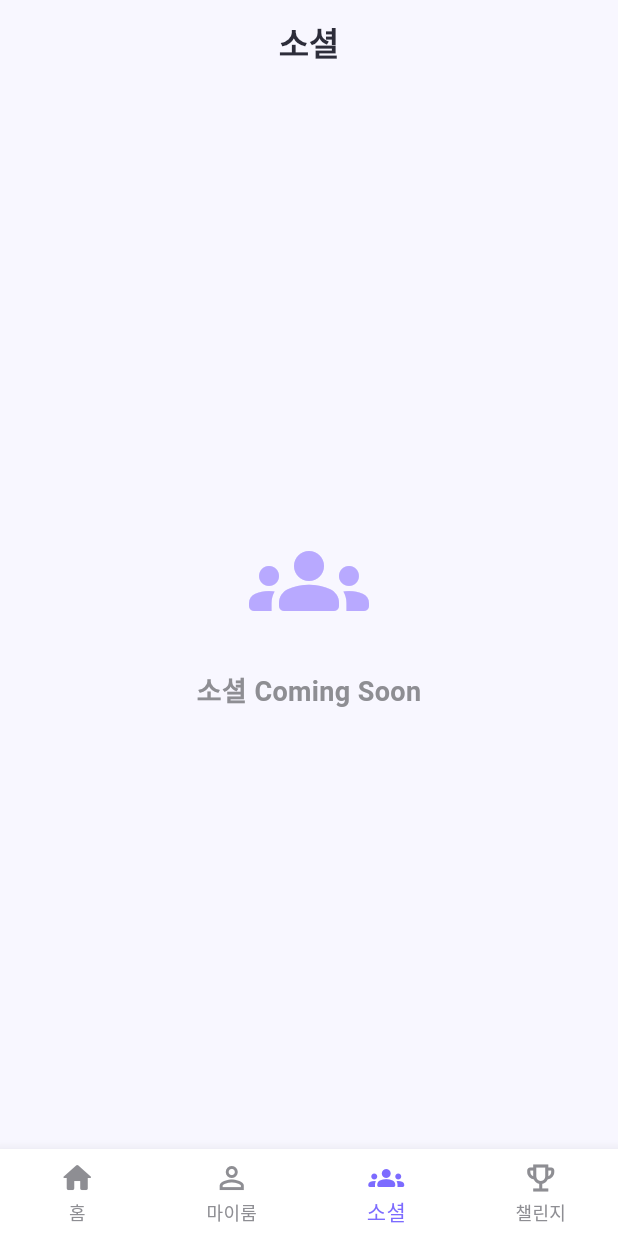
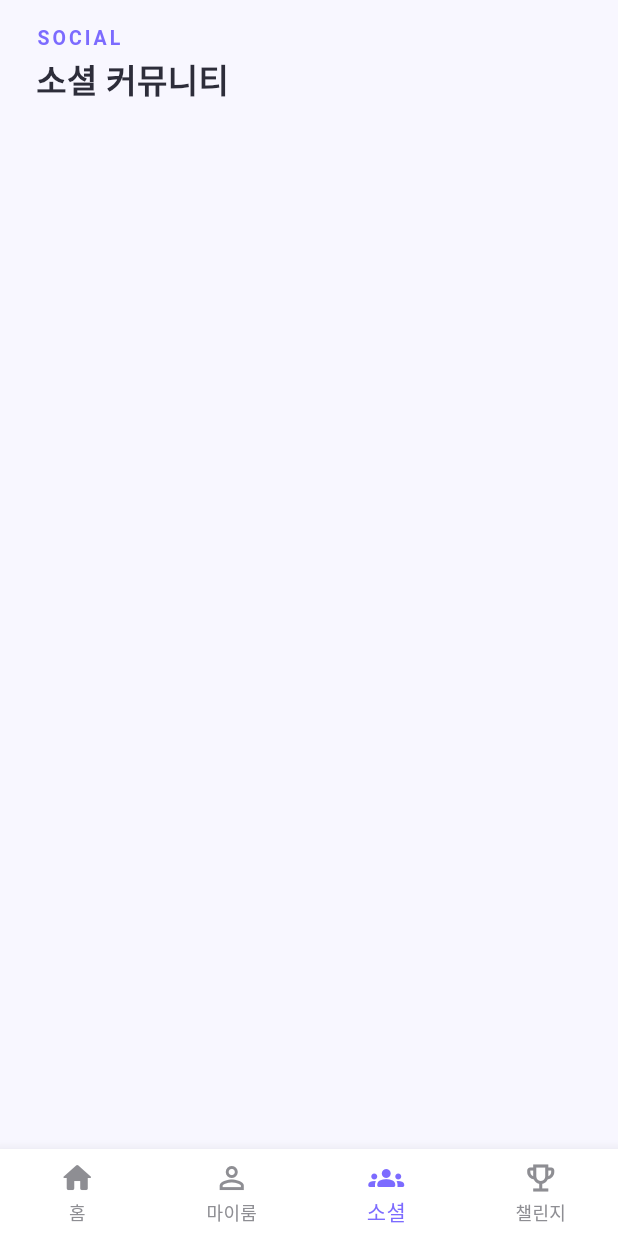
Before and after one commit to teaywood/runway-app, a Flutter app: the screen it shows after launch, item 3 of the bottom bar chosen, on a phone screen of 412 x 824 dp. Run offline on Flutter 3.47's test engine with Material 3 defaults, Android fonts, the light colour scheme and no system bars; Roboto replaces fonts that are missing (Pretendard).

Commit message:
implement: social_screen

```diff
--- /dev/null
+++ b/runway/lib/screen/social_screen/social_screen.dart
@@ -0,0 +1,139 @@
+import 'package:flutter/material.dart';
+
+import '../../core/app_theme.dart';
+
+class SocialScreen extends StatelessWidget {
+  const SocialScreen({super.key});
+
+  @override
+  Widget build(BuildContext context) {
+    return Scaffold(
+      backgroundColor: AppColors.roomBackground,
+      body: SafeArea(
+        child: Stack(
+          children: [
+            // // ── Layer 1. 런웨이 트랙 공간감 배경 ──
+            // const Positioned.fill(child: _RoomStageBackground()),
+
+            // // ── Layer 2. 전신 아바타 전시 ──
+            // const Positioned.fill(
+            //   child: Align(
+            //     alignment: Alignment(0, -0.15),
+            //     child: RoomAvatarViewer(),
+            //   ),
+            // ),
+
+            // ── Layer 3. 상단 타이틀 ──
+            const Positioned(top: 16, left: 24, child: _RoomHeader()),
+
+            // ── Layer 4. 하단 액션 버튼 ──
+            // Positioned(
+            //   left: 0,
+            //   right: 0,
+            //   bottom: 28,
+            //   child: RoomActionButtons(
+            //     onTapDressUp: () => _openCloset(context),
+            //     onTapTrophy: () => _openTrophyRoom(context),
+            //   ),
+            // ),
+          ],
+        ),
+      ),
+    );
+  }
+}
+
+/// 런웨이 트랙 느낌의 3D 공간감 배경 (Soft Light + Gradient)
+// class _RoomStageBackground extends StatelessWidget {
+//   const _RoomStageBackground();
+
+//   @override
+//   Widget build(BuildContext context) {
+//     return DecoratedBox(
+//       decoration: const BoxDecoration(
+//         gradient: LinearGradient(
+//           begin: Alignment.topCenter,
+//           end: Alignment.bottomCenter,
+//           colors: [
+//             AppColors.stageGlowTop,
+//             AppColors.stageGlowMid,
+//             AppColors.roomBackground,
+//           ],
+//           stops: [0.0, 0.55, 1.0],
+//         ),
+//       ),
+//       child: Stack(
+//         children: [
+//           // 중앙 스포트라이트 (Soft Light)
+//           Align(
+//             alignment: const Alignment(0, -0.2),
+//             child: Container(
+//               width: 320,
+//               height: 320,
+//               decoration: const BoxDecoration(
+//                 shape: BoxShape.circle,
+//                 gradient: RadialGradient(
+//                   colors: [AppColors.stageGlowTop, AppColors.stageGlowMid],
+//                   stops: [0.2, 1.0],
+//                 ),
+//               ),
+//             ),
+//           ),
+
+//           // 바닥 런웨이 트랙 (타원형 무대)
+//           Align(
+//             alignment: const Alignment(0, 0.62),
+//             child: Container(
+//               width: 280,
+//               height: 90,
+//               decoration: BoxDecoration(
+//                 color: AppColors.stageFloor,
+//                 borderRadius: BorderRadius.circular(140),
+//                 boxShadow: const [
+//                   BoxShadow(
+//                     color: AppColors.shadowSoft,
+//                     blurRadius: 40,
+//                     spreadRadius: 4,
+//                     offset: Offset(0, 12),
+//                   ),
+//                 ],
+//               ),
+//             ),
+//           ),
+//         ],
+//       ),
+//     );
+//   }
+// }
+
+/// 상단 타이틀 헤더
+class _RoomHeader extends StatelessWidget {
+  const _RoomHeader();
+
+  @override
+  Widget build(BuildContext context) {
+    return Column(
+      crossAxisAlignment: CrossAxisAlignment.start,
+      children: [
+        Text(
+          'SOCIAL',
+          style: TextStyle(
+            fontSize: 13,
+            fontWeight: FontWeight.w700,
+            letterSpacing: 2.0,
+            color: AppColors.primary,
+          ),
+        ),
+        SizedBox(height: 2),
+        Text(
+          '소셜 커뮤니티',
+          style: TextStyle(
+            fontSize: 22,
+            fontWeight: FontWeight.w800,
+            color: AppColors.textPrimary,
+          ),
+        ),
+      ],
+    );
+  }
+}
--- a/runway/lib/shared/widgets/main_screen.dart
+++ b/runway/lib/shared/widgets/main_screen.dart
@@ -2,6 +2,7 @@
 import 'package:flutter/material.dart';
 import '../../screen/run_screen/home/home_screen.dart';
 import '../../screen/my_room/my_room_screen.dart';
+import '../../screen/social_screen/social_screen.dart';
 import 'placeholder_screen.dart';
 
 class MainScreen extends StatefulWidget {
@@ -24,7 +25,7 @@
   static final List<Widget> _screens = [
     const HomeScreen(),
     const MyRoomScreen(),
-    const PlaceholderScreen(title: '소셜',   icon: Icons.groups_rounded),
+    const SocialScreen(),
     const PlaceholderScreen(title: '챌린지', icon: Icons.emoji_events_rounded),
   ];
 
```
